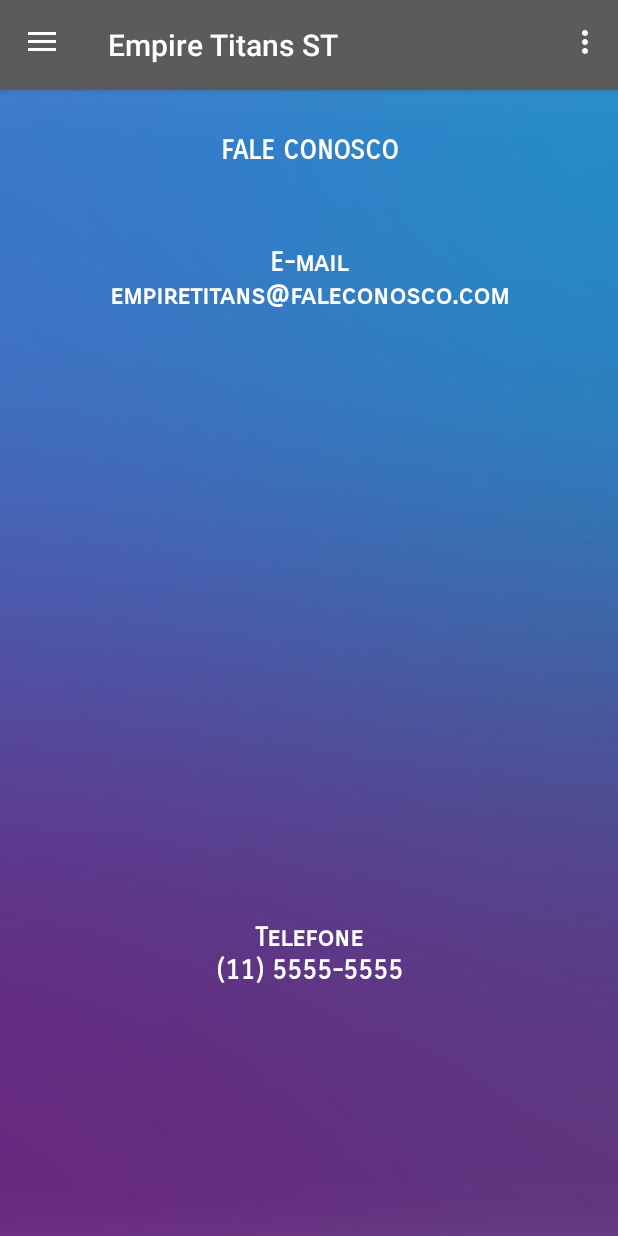
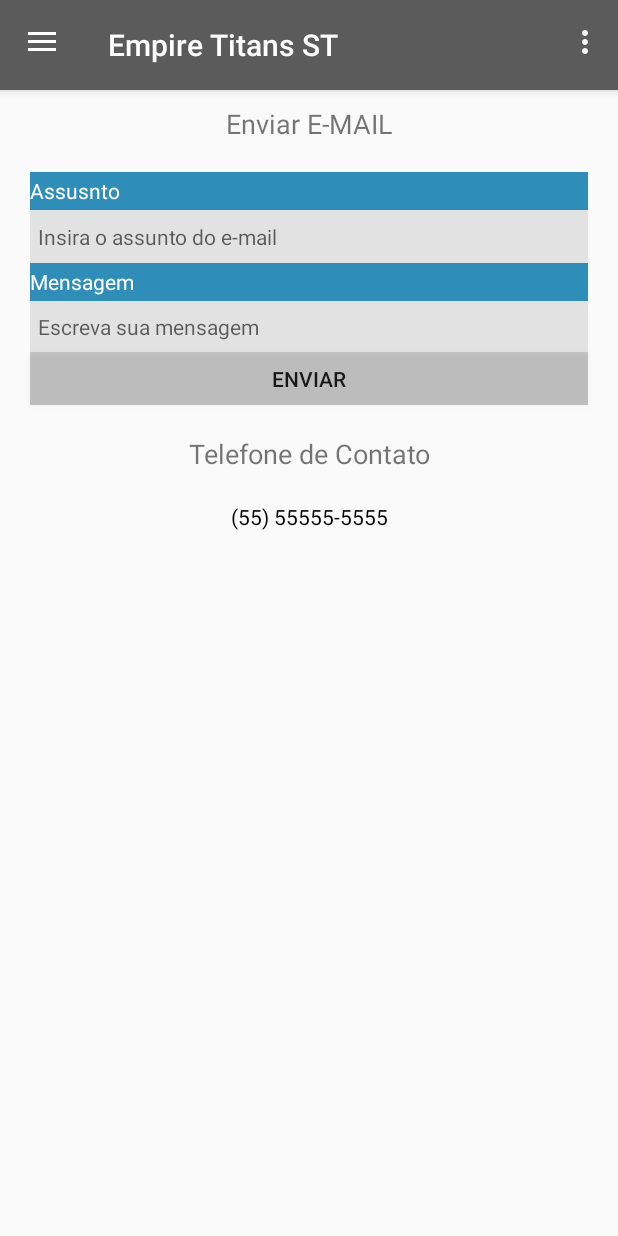
Before and after one commit to oliveira33/EmpireTitansSocioTorcedor, an Android app: the fragment FaleConosco placed in its activity, on a phone screen of 412 x 824 dp. Run offline under Robolectric (Android 15) with nearby library versions, the phone set to English and light mode, and no system bars; network calls fail; 4 statements that could not run were skipped.

Commit message:
Novo layout Finalizado

```diff
--- a/app/src/main/java/com/example/gustavooliveira/empiretitanssociotorcedor/Layouts/Fragments/Alterar.java
+++ b/app/src/main/java/com/example/gustavooliveira/empiretitanssociotorcedor/Layouts/Fragments/Alterar.java
@@ -52,7 +52,7 @@ public class Alterar extends Fragment {
     private TextView viewNomeCartao;
 
     private View mView;
-    private ImageButton btAttCadastro;
+    private Button btAttCadastro;
 
     public Alterar() {
 
--- a/app/src/main/java/com/example/gustavooliveira/empiretitanssociotorcedor/Layouts/Fragments/FaleConosco.java
+++ b/app/src/main/java/com/example/gustavooliveira/empiretitanssociotorcedor/Layouts/Fragments/FaleConosco.java
@@ -1,11 +1,16 @@
 package com.example.gustavooliveira.empiretitanssociotorcedor.Layouts.Fragments;
 
 
+import android.content.Intent;
 import android.os.Bundle;
+import android.support.design.widget.Snackbar;
 import android.support.v4.app.Fragment;
 import android.view.LayoutInflater;
 import android.view.View;
 import android.view.ViewGroup;
+import android.widget.Button;
+import android.widget.EditText;
+import android.widget.Toast;
 
 import com.example.gustavooliveira.empiretitanssociotorcedor.R;
 
@@ -14,6 +19,10 @@ import com.example.gustavooliveira.empiretitanssociotorcedor.R;
  */
 public class FaleConosco extends Fragment {
 
+    private EditText txtAssusntoEmail;
+    private EditText txtMensagemEmail;
+    private Button btEnviarEmail;
+    private View mView;
 
     public FaleConosco() {
         // Required empty public constructor
@@ -23,8 +32,40 @@ public class FaleConosco extends Fragment {
     @Override
     public View onCreateView(LayoutInflater inflater, ViewGroup container,
                              Bundle savedInstanceState) {
-        // Inflate the layout for this fragment
-        return inflater.inflate(R.layout.fragment_fale_conosco, container, false);
+
+        mView = inflater.inflate(R.layout.fragment_fale_conosco, container, false);
+
+        txtAssusntoEmail = mView.findViewById(R.id.txtAssuntoEmail);
+        txtMensagemEmail = mView.findViewById(R.id.txtMensagemEmail);
+        btEnviarEmail = mView.findViewById(R.id.btEnviarEmail);
+
+        btEnviarEmail.setOnClickListener(new View.OnClickListener() {
+            @Override
+            public void onClick(View v) {
+                if(!txtAssusntoEmail.getText().toString().equals("") && !txtMensagemEmail.getText().toString().equals("")) {
+                    enviarEmail();
+                } else {
+                    Toast.makeText(getContext(), "Você deve preencher os campos", Toast.LENGTH_LONG).show();
+                }
+            }
+        });
+
+        return mView;
+    }
+
+    private void enviarEmail() {
+        Intent intent = new Intent(Intent.ACTION_SEND);
+        intent.setType("text/plain");
+        intent.putExtra(Intent.EXTRA_EMAIL, new String[]{"gtv.oliveira@gmail.com"});
+        intent.putExtra(Intent.EXTRA_SUBJECT, txtAssusntoEmail.getText().toString());
+        intent.putExtra(Intent.EXTRA_TEXT, txtMensagemEmail.getText().toString());
+        try {
+            startActivity(Intent.createChooser(intent, "Enviando e-mail"));
+            txtAssusntoEmail.setText("");
+            txtMensagemEmail.setText("");
+        }catch (Exception e) {
+            e.getStackTrace();
+        }
     }
 
 }
--- a/app/src/main/res/layout/celula_ingresso.xml
+++ b/app/src/main/res/layout/celula_ingresso.xml
@@ -3,7 +3,7 @@
     xmlns:app="http://schemas.android.com/apk/res-auto"
     xmlns:tools="http://schemas.android.com/tools"
     android:layout_width="130dp"
-    android:layout_height="wrap_content">
+    android:layout_height="160dp">
 
     <android.support.v7.widget.CardView
         android:layout_width="120dp"
--- a/app/src/main/res/layout/fragment_fale_conosco.xml
+++ b/app/src/main/res/layout/fragment_fale_conosco.xml
@@ -11,88 +11,102 @@
         android:layout_width="match_parent"
         android:layout_height="match_parent">
 
-        <RelativeLayout
+        <LinearLayout
             android:layout_width="match_parent"
-            android:layout_height="match_parent">
-
-            <ImageView
-                android:id="@+id/imageView8"
-                android:layout_width="wrap_content"
-                android:layout_height="wrap_content"
-                android:scaleType="fitXY"
-                android:visibility="visible"
-                app:srcCompat="@drawable/fundo_azul" />
-
-            <TextView
-                android:id="@+id/textView22"
-                android:layout_width="match_parent"
-                android:layout_height="wrap_content"
-                android:layout_alignParentTop="true"
-                android:layout_marginTop="104dp"
-                android:fontFamily="sans-serif-smallcaps"
-                android:text="E-mail"
-                android:textAlignment="center"
-                android:textAppearance="@style/TextAppearance.AppCompat.Body1"
-                android:textColor="@color/cardview_light_background"
-                android:textSize="18sp"
-                android:textStyle="bold" />
-
-            <TextView
-                android:id="@+id/textView17"
-                android:layout_width="match_parent"
-                android:layout_height="wrap_content"
-                android:layout_alignParentStart="true"
-                android:layout_alignParentTop="true"
-                android:layout_marginTop="29dp"
-                android:fontFamily="sans-serif-smallcaps"
-                android:text="FALE CONOSCO"
-                android:textAlignment="center"
-                android:textAppearance="@style/TextAppearance.AppCompat.Body1"
-                android:textColor="@color/cardview_light_background"
-                android:textSize="18sp"
-                android:textStyle="bold" />
-
-            <TextView
-                android:id="@+id/textView18"
-                android:layout_width="match_parent"
-                android:layout_height="wrap_content"
-                android:layout_alignParentBottom="true"
-                android:layout_marginBottom="166dp"
-                android:fontFamily="sans-serif-smallcaps"
-                android:text="(11) 5555-5555"
-                android:textAlignment="center"
-                android:textAppearance="@style/TextAppearance.AppCompat.Body1"
-                android:textColor="@color/cardview_light_background"
-                android:textSize="18sp"
-                android:textStyle="bold" />
-
-            <TextView
-                android:id="@+id/textView23"
-                android:layout_width="match_parent"
-                android:layout_height="wrap_content"
-                android:layout_below="@+id/textView22"
-                android:fontFamily="sans-serif-smallcaps"
-                android:text="empiretitans@faleconosco.com"
-                android:textAlignment="center"
-                android:textAppearance="@style/TextAppearance.AppCompat.Body1"
-                android:textColor="@color/cardview_light_background"
-                android:textSize="18sp"
-                android:textStyle="bold" />
+            android:layout_height="match_parent"
+            android:orientation="vertical">
 
             <TextView
                 android:id="@+id/textView19"
                 android:layout_width="match_parent"
                 android:layout_height="wrap_content"
-                android:layout_above="@+id/textView18"
-                android:fontFamily="sans-serif-smallcaps"
-                android:text="Telefone"
+                android:layout_marginTop="10dp"
+                android:layout_marginBottom="20dp"
+                android:text="Enviar E-MAIL"
                 android:textAlignment="center"
-                android:textAppearance="@style/TextAppearance.AppCompat.Body1"
-                android:textColor="@color/cardview_light_background"
-                android:textSize="18sp"
-                android:textStyle="bold" />
+                android:textSize="18sp" />
 
-        </RelativeLayout>
+            <TextView
+                android:id="@+id/textView27"
+                android:layout_width="match_parent"
+                android:layout_height="25dp"
+                android:layout_marginLeft="20dp"
+                android:layout_marginRight="20dp"
+                android:background="#2F8EB9"
+                android:gravity="center_vertical"
+                android:text="Assusnto"
+                android:textAlignment="textStart"
+                android:textColor="@color/cardview_light_background" />
+
+            <EditText
+                android:id="@+id/txtAssuntoEmail"
+                android:layout_width="match_parent"
+                android:layout_height="35dp"
+                android:layout_marginLeft="20dp"
+                android:layout_marginRight="20dp"
+                android:background="#19000000"
+                android:ems="10"
+                android:hint="Insira o assunto do e-mail"
+                android:inputType="textCapSentences"
+                android:paddingLeft="5dp"
+                android:textSize="14sp" />
+
+            <TextView
+                android:id="@+id/textView46"
+                android:layout_width="match_parent"
+                android:layout_height="25dp"
+                android:layout_marginLeft="20dp"
+                android:layout_marginRight="20dp"
+                android:background="#2F8EB9"
+                android:gravity="center_vertical"
+                android:text="Mensagem"
+                android:textAlignment="textStart"
+                android:textColor="@color/cardview_light_background" />
+
+            <EditText
+                android:id="@+id/txtMensagemEmail"
+                android:layout_width="match_parent"
+                android:layout_height="wrap_content"
+                android:layout_marginLeft="20dp"
+                android:layout_marginRight="20dp"
+                android:background="#19000000"
+                android:ems="10"
+                android:hint="Escreva sua mensagem"
+                android:inputType="textCapCharacters|textMultiLine"
+                android:paddingLeft="5dp"
+                android:paddingTop="7dp"
+                android:paddingRight="5dp"
+                android:paddingBottom="7dp"
+                android:textSize="14sp" />
+
+            <Button
+                android:id="@+id/btEnviarEmail"
+                android:layout_width="match_parent"
+                android:layout_height="35dp"
+                android:layout_marginLeft="20dp"
+                android:layout_marginRight="20dp"
+                android:background="#37000000"
+                android:text="Enviar" />
+
+            <TextView
+                android:id="@+id/textView48"
+                android:layout_width="match_parent"
+                android:layout_height="wrap_content"
+                android:layout_marginTop="20dp"
+                android:layout_marginBottom="20dp"
+                android:text="Telefone de Contato"
+                android:textAlignment="center"
+                android:textSize="18sp" />
+
+            <TextView
+                android:id="@+id/textView51"
+                android:layout_width="match_parent"
+                android:layout_height="wrap_content"
+                android:text="(55) 55555-5555"
+                android:textAlignment="center"
+                android:textColor="@android:color/black" />
+
+        </LinearLayout>
     </android.support.constraint.ConstraintLayout>
 
 </FrameLayout>
--- a/app/src/main/res/layout/latout_dialog_ingresso.xml
+++ b/app/src/main/res/layout/latout_dialog_ingresso.xml
@@ -26,6 +26,7 @@
                 android:layout_alignTop="@+id/txtCodSegurancaDialog"
                 android:layout_alignParentStart="true"
                 android:layout_weight="1"
+                android:background="#37000000"
                 android:gravity="fill_vertical"
                 android:paddingRight="5dp"
                 android:text="Cod Segurança do cartão:"
@@ -39,7 +40,9 @@
                 android:layout_height="45dp"
                 android:layout_alignParentEnd="true"
                 android:layout_alignParentBottom="true"
+                android:layout_marginTop="3dp"
                 android:layout_weight="1"
+                android:background="#37000000"
                 android:ems="10"
                 android:inputType="number"
                 android:textColor="@android:color/background_light" />
```
Also changed, not shown: app/src/main/java/com/example/gustavooliveira/empiretitanssociotorcedor/Layouts/Fragments/Ingresso.java (+3 -29 lines), app/src/main/res/layout/fragment_alterar.xml (+7 -4 lines), app/src/main/res/layout/fragment_duvidas.xml (+112 -88 lines), app/src/main/res/layout/fragment_historico.xml (+0 -13 lines), app/src/main/res/layout/fragment_ingresso.xml (+8 -49 lines), app/src/main/res/layout/fragment_inicio.xml (+11 -9 lines).
